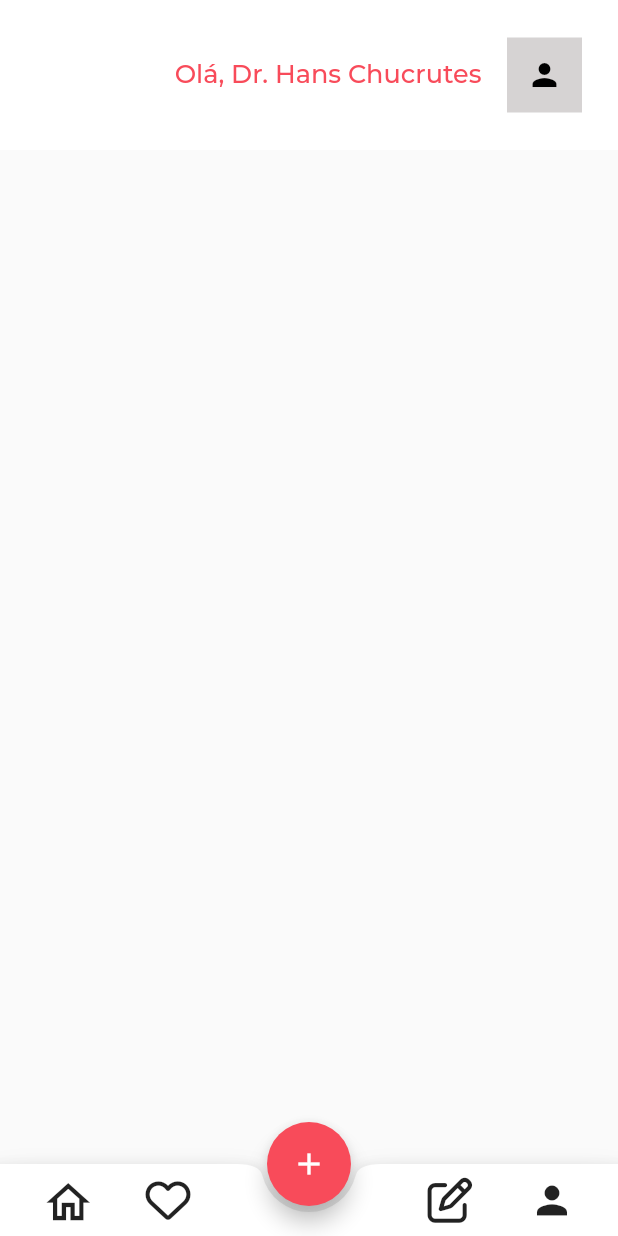
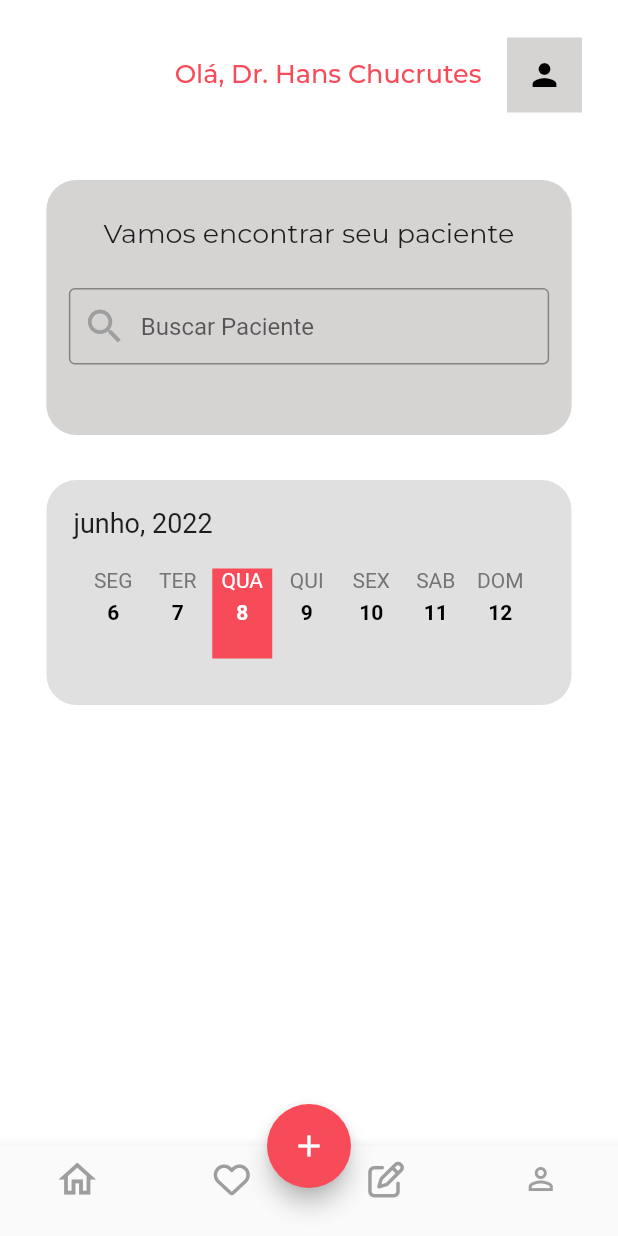
Before and after one commit to MateusSJames/Clinic-App, a Flutter app: the MenuUserScreen screen opened directly, on a phone screen of 412 x 824 dp. Run offline on Flutter 3.47's test engine with Material 2 defaults, Android fonts, the light colour scheme and no system bars; our stand-ins replace font_awesome_flutter, google_fonts.

Commit message:
Adicionando calendario / UI cadastro simplificado

```diff
--- a/lib/main.dart
+++ b/lib/main.dart
@@ -1,15 +1,23 @@
+import 'package:clinica_management/screens/cadastro_page/cadastro_screen.dart';
 import 'package:clinica_management/screens/initial_page/initial_page_screen.dart';
 import 'package:clinica_management/screens/menu_page/menu_user_page_screen.dart';
 import 'package:flutter/material.dart';
+import 'package:flutter_localizations/flutter_localizations.dart';
 
 void main() {
   runApp(
     MaterialApp(
       debugShowCheckedModeBanner: false,
-      initialRoute: '/',
+      initialRoute: '/cadastro',
       routes: {
         '/' : (context) => const MenuUserScreen(),
+        '/cadastro': (context) => const CadastroScreen(),
       },
+      localizationsDelegates: const [
+        GlobalWidgetsLocalizations.delegate,
+        GlobalMaterialLocalizations.delegate,
+      ],
+      supportedLocales: const [Locale('pt', "BR")],
     ),
   );
 }
--- /dev/null
+++ b/lib/screens/cadastro_page/cadastro_screen.dart
@@ -0,0 +1,69 @@
+import 'package:clinica_management/screens/cadastro_page/widgets/botaoCadastro.dart';
+import 'package:clinica_management/screens/cadastro_page/widgets/fields_cadastro.dart';
+import 'package:flutter/material.dart';
+
+class CadastroScreen extends StatefulWidget {
+  const CadastroScreen({ Key? key }) : super(key: key);
+
+  @override
+  State<CadastroScreen> createState() => _CadastroScreenState();
+}
+
+class _CadastroScreenState extends State<CadastroScreen> {
+  @override
+  Widget build(BuildContext context) {
+    return Scaffold(
+      appBar: AppBar(
+        elevation: 0,
+        backgroundColor: Colors.white,
+        centerTitle: true,
+        title: const Text(
+          'Cadastrar paciente',
+          style: TextStyle(
+            color: Color(0xFFF84B5A),
+          ),
+        ),
+        iconTheme: const IconThemeData(color: Color(0xFFF84B5A)),
+      ),
+      body: SingleChildScrollView(
+        child: Container(
+          color: Colors.white,
+          width: MediaQuery.of(context).size.width,
+          height: MediaQuery.of(context).size.height,
+          child: Padding(
+            padding: const EdgeInsets.symmetric(horizontal: 25.0),
+            child: Column(
+              children: [
+                const SizedBox(
+                  height: 70,
+                ),
+                const FieldsCadastro(
+                  nomeCampo: 'Digite o nome do paciente',
+                  nomeLabel: 'Nome',
+                ),
+                const SizedBox(
+                  height: 30,
+                ),
+                const FieldsCadastro(
+                  nomeCampo: 'Digite o número do cns do paciente',
+                  nomeLabel: 'CNS',
+                ),
+                const SizedBox(
+                  height: 30,
+                ),
+                const FieldsCadastro(
+                  nomeCampo: 'DD/MM/AAAA',
+                  nomeLabel: 'Nascimento',
+                ),
+                const SizedBox(
+                  height: 70,
+                ),
+                BotaoCadastro(onPressed: (){}),
+              ],
+            ),
+          ),
+        ),
+      ),
+    );
+  }
+}
--- /dev/null
+++ b/lib/screens/cadastro_page/widgets/botaoCadastro.dart
@@ -0,0 +1,24 @@
+// ignore_for_file: file_names
+
+import 'package:flutter/material.dart';
+
+class BotaoCadastro extends StatelessWidget {
+  final VoidCallback? onPressed;
+  const BotaoCadastro({ Key? key, required this.onPressed }) : super(key: key);
+
+  @override
+  Widget build(BuildContext context) {
+     return SizedBox(
+      height: 50.0,
+      width: MediaQuery.of(context).size.width * 0.7,
+      child: OutlinedButton(
+        onPressed: onPressed,
+        child: const Text('Salvar', style: TextStyle(color: Color(0xFFF84B5A), fontSize: 18.0),),
+        style: OutlinedButton.styleFrom(
+          shape: const RoundedRectangleBorder(borderRadius: BorderRadius.all(Radius.circular(20))),
+          side: const BorderSide(color: Color(0xFFF84B5A),)
+        ),
+      ),
+    );
+  }
+}
--- /dev/null
+++ b/lib/screens/cadastro_page/widgets/fields_cadastro.dart
@@ -0,0 +1,32 @@
+import 'package:flutter/material.dart';
+
+class FieldsCadastro extends StatelessWidget {
+  final String nomeCampo;
+  final String nomeLabel;
+  const FieldsCadastro({ Key? key, required this.nomeCampo, required this.nomeLabel }) : super(key: key);
+
+  @override
+  Widget build(BuildContext context) {
+    return Column(
+      children: [
+        Align(
+          alignment: Alignment.topLeft,
+          child: Text(
+            nomeLabel,
+            style: const TextStyle(
+              fontWeight: FontWeight.bold,
+              fontSize: 15,
+            ),
+          )
+        ),
+        const SizedBox(height: 8,),
+        TextField(
+          decoration: InputDecoration(
+            border: const OutlineInputBorder(),
+            hintText: nomeCampo,
+          ),
+        ),
+      ],
+    );
+  }
+}
--- a/lib/screens/menu_page/menu_user_page_screen.dart
+++ b/lib/screens/menu_page/menu_user_page_screen.dart
@@ -1,6 +1,10 @@
+//import 'package:clinica_management/screens/menu_page/widgets/calendar.dart';
+import 'package:clinica_management/screens/menu_page/widgets/calendar.dart';
+import 'package:clinica_management/screens/menu_page/widgets/search_textfield.dart';
 import 'package:flutter/material.dart';
 import 'package:font_awesome_flutter/font_awesome_flutter.dart';
 import 'package:google_fonts/google_fonts.dart';
+import 'package:intl/intl.dart';
 
 class MenuUserScreen extends StatefulWidget {
   const MenuUserScreen({ Key? key }) : super(key: key);
@@ -10,6 +14,7 @@ class MenuUserScreen extends StatefulWidget {
 }
 
 class _MenuUserScreenState extends State<MenuUserScreen> {
+
   @override
   Widget build(BuildContext context) {
     return Scaffold(
@@ -53,46 +58,56 @@ class _MenuUserScreenState extends State<MenuUserScreen> {
         ),
         backgroundColor: const Color(0xFFF84B5A),
       ),
-      bottomNavigationBar: BottomAppBar(
-        shape: const CircularNotchedRectangle(),
-        child: Padding(
-          padding: const EdgeInsets.symmetric(horizontal: 20),
-          child: Row(
-            mainAxisAlignment: MainAxisAlignment.spaceBetween,
-            children: [
-              Row(
-                children: [
-                  IconButton(
-                    onPressed: (){},
-                    icon: const Icon(Icons.home_outlined, size: 35,),
+      bottomNavigationBar: BottomNavigationBar(
+        type: BottomNavigationBarType.fixed,
+        selectedItemColor: const Color(0xFFF84B5A),
+        showSelectedLabels: false,
+        items: const [
+          BottomNavigationBarItem(
+            label: '',
+            icon: Icon(Icons.home_outlined, color: Colors.grey, size: 30.0,
             ),
-                  Padding(
-                    padding: const EdgeInsets.symmetric(horizontal: 20.0),
-                    child: IconButton(
-                      onPressed: (){},
-                      icon: const FaIcon(FontAwesomeIcons.heart, size: 30,),
+          ),
+          BottomNavigationBarItem(
+            label: '',
+            icon: FaIcon(FontAwesomeIcons.heart, color: Colors.grey,
+            ),
+          ),
+          BottomNavigationBarItem(
+            label: '',
+            // ignore: deprecated_member_use
+            icon: FaIcon(FontAwesomeIcons.edit, color: Colors.grey,
+            ),
+          ),
+          BottomNavigationBarItem(
+            label: '',
+            icon: Icon(Icons.person_outline, color: Colors.grey,
             ),
           ),
         ],
       ),
-              Row(
+      body: Container(
+        width: MediaQuery.of(context).size.width,
+        height: MediaQuery.of(context).size.height,
+        color: Colors.white,
+        child: Column(
           children: [
-                  Padding(
-                    padding: const EdgeInsets.only(right: 20.0),
-                    child: IconButton(
-                      onPressed: (){},
-                      // ignore: deprecated_member_use
-                      icon: const FaIcon(FontAwesomeIcons.edit, size: 30,),
-                    ),
-                  ),
-                  IconButton(
-                    onPressed: (){},
-                    icon: const Icon(Icons.person, size: 30,),
-                  ),
+            SizedBox(height: 20,),
+            SearchField(),
+            const SizedBox(height: 30,),
+            CalendarField(),
+            // Container(
+            //   width: MediaQuery.of(context).size.width*0.85,
+            //   height: 170,
+            //   decoration: const BoxDecoration(
+            //     borderRadius: BorderRadius.all(Radius.circular(20)),
+            //     color: Color.fromARGB(255, 214, 211, 211),
+            //   ),
+            //   child: Column(
+
+            //   ),
+            // ),
           ],
-              )
-            ]
-          ),
         ),
       ),
     );
--- /dev/null
+++ b/lib/screens/menu_page/widgets/calendar.dart
@@ -0,0 +1,288 @@
+import 'package:flutter/material.dart';
+import 'package:intl/intl.dart';
+
+class CalendarField extends StatefulWidget {
+  const CalendarField({
+    Key? key,
+  }) : super(key: key);
+
+  @override
+  State<CalendarField> createState() => _CalendarFieldState();
+}
+
+class _CalendarFieldState extends State<CalendarField> {
+  String month = DateFormat(DateFormat.MONTH, 'pt_BR').format(DateTime.now());
+  String year = DateFormat(DateFormat.YEAR, 'pt_BR').format(DateTime.now());
+  String day = DateFormat(DateFormat.DAY, 'pt_BR').format(DateTime.now());
+  List<String> datesOfWeek = [];
+
+  @override
+  void initState() {
+    super.initState();
+    String initWeek = DateFormat(DateFormat.DAY, 'pt_BR').format(DateTime.now().subtract(Duration(days: DateTime.now().weekday - 1)));
+    String finalWeek = DateFormat(DateFormat.DAY, 'pt_BR').format(DateTime.now().add(Duration(days: DateTime.daysPerWeek - DateTime.now().weekday)));
+    datesOfWeek.add(initWeek);
+    for (int i = 1; i < 6; i++) {
+      String aux = DateFormat(DateFormat.DAY, 'pt_BR')
+          .format(DateTime.now().subtract(Duration(days: DateTime.now().weekday - 1)).add(Duration(days: i)));
+
+      datesOfWeek.add(aux);
+    }
+    datesOfWeek.add(finalWeek);
+  }
+
+  @override
+  Widget build(BuildContext context) {
+    return Center(
+        child: Container(
+          width: 350,
+          height: 150,
+          decoration: BoxDecoration(
+            color: Colors.grey[300],
+            borderRadius: const BorderRadius.all(Radius.circular(20)),
+          ),
+          child: SizedBox(
+            width: MediaQuery.of(context).size.width,
+            height: MediaQuery.of(context).size.height,
+            child: Padding(
+              padding: const EdgeInsets.symmetric(
+                horizontal: 18.0,
+                vertical: 18.0,
+              ),
+              child: Column(
+                children: [
+                  Align(
+                    alignment: Alignment.topLeft,
+                    child: Text(
+                      '$month, $year',
+                      style: const TextStyle(
+                        fontSize: 18.0,
+                      ),
+                    ),
+                  ),
+                  const SizedBox(
+                    height: 20,
+                  ),
+                  Row(
+                    mainAxisAlignment: MainAxisAlignment.center,
+                    children: [
+                      Padding(
+                        padding: const EdgeInsets.only(right: 3.0),
+                        child: Container(
+                          width: 40,
+                          height: 60,
+                          color: day == datesOfWeek[0] ? const Color(0xFFF84B5A) : null,
+                          child: Column(
+                            children: [
+                              Text(
+                                'SEG',
+                                style: TextStyle(
+                                  fontSize: 14.0,
+                                  color: day == datesOfWeek[0] ? Colors.white : Colors.grey[600],
+                                ),
+                              ),
+                              const SizedBox(
+                                height: 5,
+                              ),
+                              Text(
+                                datesOfWeek[0],
+                                style: TextStyle(
+                                  fontSize: 14.0,
+                                  color: day == datesOfWeek[0] ? Colors.white : Colors.black,
+                                  fontWeight: FontWeight.bold,
+                                ),
+                              ),
+                            ],
+                          ),
+                        ),
+                      ),
+                      Padding(
+                        padding: const EdgeInsets.only(right: 3.0),
+                        child: Container(
+                          width: 40,
+                          height: 60,
+                          color: day == datesOfWeek[1] ? const Color(0xFFF84B5A) : null,
+                          child: Column(
+                            children: [
+                              Text(
+                                'TER',
+                                style: TextStyle(
+                                  fontSize: 14.0,
+                                  color: day == datesOfWeek[1] ? Colors.white : Colors.grey[600],
+                                ),
+                              ),
+                              const SizedBox(
+                                height: 5,
+                              ),
+                              Text(
+                                datesOfWeek[1],
+                                style: TextStyle(
+                                  fontSize: 14.0,
+                                  color: day == datesOfWeek[1] ? Colors.white : Colors.black,
+                                  fontWeight: FontWeight.bold,
+                                ),
+                              ),
+                            ],
+                          ),
+                        ),
+                      ),
+                      Padding(
+                        padding: const EdgeInsets.only(right: 3.0),
+                        child: Container(
+                          width: 40,
+                          height: 60,
+                          color: day == datesOfWeek[2] ? const Color(0xFFF84B5A) : null,
+                          child: Column(
+                            children: [
+                              Text(
+                                'QUA',
+                                style: TextStyle(
+                                  fontSize: 14.0,
+                                  color: day == datesOfWeek[2] ? Colors.white : Colors.grey[600],
+                                ),
+                              ),
+                              const SizedBox(
+                                height: 5,
+                              ),
+                              Text(
+                                datesOfWeek[2],
+                                style: TextStyle(
+                                  fontSize: 14.0,
+                                  color: day == datesOfWeek[2] ? Colors.white : Colors.black,
+                                  fontWeight: FontWeight.bold,
+                                ),
+                              ),
+                            ],
+                          ),
+                        ),
+                      ),
+                      Padding(
+                        padding: const EdgeInsets.only(right: 3.0),
+                        child: Container(
+                          width: 40,
+                          height: 60,
+                          color: day == datesOfWeek[3] ? const Color(0xFFF84B5A) : null,
+                          child: Column(
+                            children: [
+                              Text(
+                                'QUI',
+                                style: TextStyle(
+                                  fontSize: 14.0,
+                                  color: day == datesOfWeek[3] ? Colors.white : Colors.grey[600],
+                                ),
+                              ),
+                              const SizedBox(
+                                height: 5,
+                              ),
+                              Text(
+                                datesOfWeek[3],
+                                style: TextStyle(
+                                  fontSize: 14.0,
+                                  color: day == datesOfWeek[3] ? Colors.white : Colors.black,
+                                  fontWeight: FontWeight.bold,
+                                ),
+                              ),
+                            ],
+                          ),
+                        ),
+                      ),
+                      Padding(
+                        padding: const EdgeInsets.only(right: 3.0),
+                        child: Container(
+                          width: 40,
+                          height: 60,
+                          color: day == datesOfWeek[4] ? const Color(0xFFF84B5A) : null,
+                          child: Column(
+                            children: [
+                              Text(
+                                'SEX',
+                                style: TextStyle(
+                                  fontSize: 14.0,
+                                  color: day == datesOfWeek[4] ? Colors.white : Colors.grey[600],
+                                ),
+                              ),
+                              const SizedBox(
+                                height: 5,
+                              ),
+                              Text(
+                                datesOfWeek[4],
+                                style: TextStyle(
+                                  fontSize: 14.0,
+                                  color: day == datesOfWeek[4] ? Colors.white : Colors.black,
+                                  fontWeight: FontWeight.bold,
+                                ),
+                              ),
+                            ],
+                          ),
+                        ),
+                      ),
+                      Padding(
+                        padding: const EdgeInsets.only(right: 3.0),
+                        child: Container(
+                          width: 40,
+                          height: 60,
+                          color: day == datesOfWeek[5] ? const Color(0xFFF84B5A) : null,
+                          child: Column(
+                            children: [
+                              Text(
+                                'SAB',
+                                style: TextStyle(
+                                  fontSize: 14.0,
+                                  color: day == datesOfWeek[5] ? Colors.white : Colors.grey[600],
+                                ),
+                              ),
+                              const SizedBox(
+                                height: 5,
+                              ),
+                              Text(
+                                datesOfWeek[5],
+                                style: TextStyle(
+                                  fontSize: 14.0,
+                                  color: day == datesOfWeek[5] ? Colors.white : Colors.black,
+                                  fontWeight: FontWeight.bold,
+                                ),
+                              ),
+                            ],
+                          ),
+                        ),
+                      ),
+                      Padding(
+                        padding: const EdgeInsets.only(right: 3.0),
+                        child: Container(
+                          width: 40,
+                          height: 60,
+                          color: day == datesOfWeek[6] ? const Color(0xFFF84B5A) : null,
+                          child: Column(
+                            children: [
+                              Text(
+                                'DOM',
+                                style: TextStyle(
+                                  fontSize: 14.0,
+                                  color: day == datesOfWeek[6] ? Colors.white : Colors.grey[600],
+                                ),
+                              ),
+                              const SizedBox(
+                                height: 5,
+                              ),
+                              Text(
+                                datesOfWeek[6],
+                                style: TextStyle(
+                                  fontSize: 14.0,
+                                  color: day == datesOfWeek[6] ? Colors.white : Colors.black,
+                                  fontWeight: FontWeight.bold,
+                                ),
+                              ),
+                            ],
+                          ),
+                        ),
+                      ),
+                    ],
+                  ),
+                ],
+              ),
+            ),
+          ),
+        ),
+    );
+  }
+}
--- /dev/null
+++ b/lib/screens/menu_page/widgets/search_textfield.dart
@@ -0,0 +1,45 @@
+import 'package:flutter/material.dart';
+import 'package:google_fonts/google_fonts.dart';
+
+class SearchField extends StatelessWidget {
+  const SearchField({ Key? key }) : super(key: key);
+
+  @override
+  Widget build(BuildContext context) {
+    return Container(
+              width: MediaQuery.of(context).size.width*0.85,
+              height: 170,
+              decoration: const BoxDecoration(
+                borderRadius: BorderRadius.all(Radius.circular(20)),
+                color: Color.fromARGB(255, 214, 211, 211),
+              ),
+              child: Padding(
+                padding: const EdgeInsets.symmetric(horizontal: 15.0, vertical: 25),
+                child: Column(
+                  children: [
+                    Text(
+                      'Vamos encontrar seu paciente',
+                      style: GoogleFonts.getFont(
+                        'Montserrat',
+                        textStyle: const TextStyle(fontSize: 18),
+                      ),
+                    ),
+                    const SizedBox(height: 25,),
+                    const TextField(
+                      decoration: InputDecoration(
+                        border: OutlineInputBorder(),
+                        isDense: true,
+                        hintText: 'Buscar Paciente',
+                        //labelStyle: TextStyle(color: Colors.black),
+                        focusedBorder: OutlineInputBorder(
+                          borderSide: BorderSide(color: Colors.grey),
+                        ),
+                        prefixIcon: Icon(Icons.search, size: 30,color: Colors.grey,),
+                      ),
+                    ),
+                  ],
+                ),
+              ),
+            );
+  }
+}
--- a/pubspec.yaml
+++ b/pubspec.yaml
@@ -29,7 +29,8 @@ environment:
 dependencies:
   flutter:
     sdk: flutter
-
+  flutter_localizations:
+    sdk: flutter
 
   # The following adds the Cupertino Icons font to your application.
   # Use with the CupertinoIcons class for iOS style icons.
@@ -37,6 +38,8 @@ dependencies:
   google_fonts: ^3.0.1
   favorite_button: ^0.0.4
   font_awesome_flutter: ^10.1.0
+  intl: ^0.17.0
+  week_of_year: ^2.0.0
 
 dev_dependencies:
   flutter_test:
```
Also changed, not shown: pubspec.lock. Lines whose indentation alone changed are shown as unchanged.
